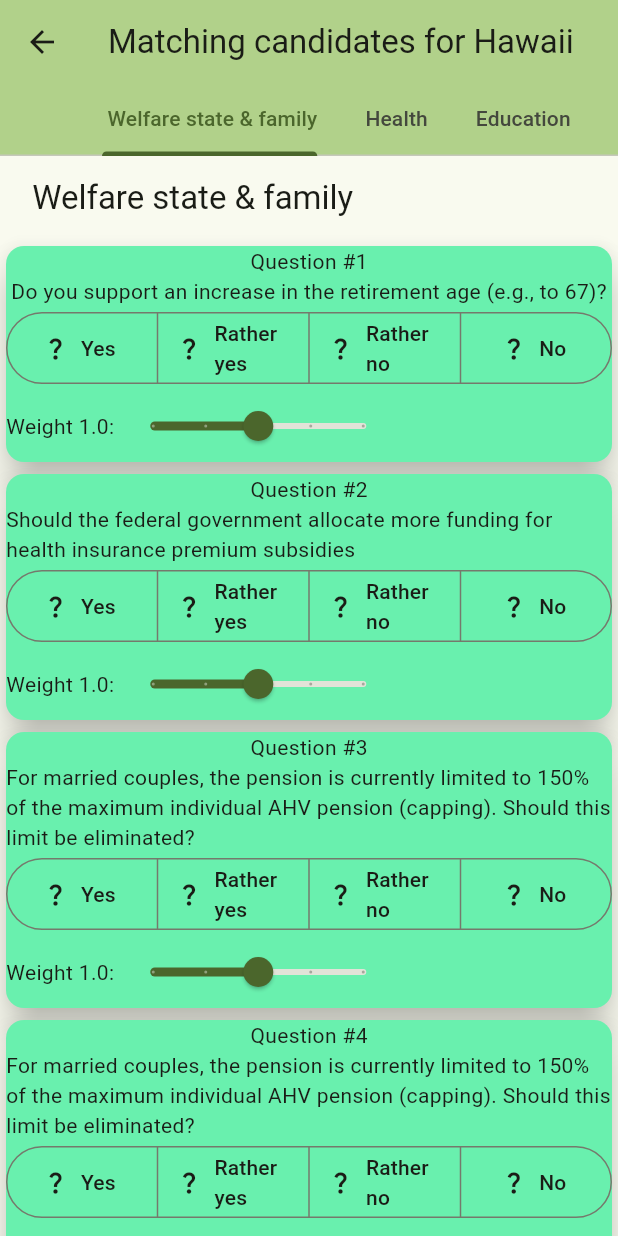
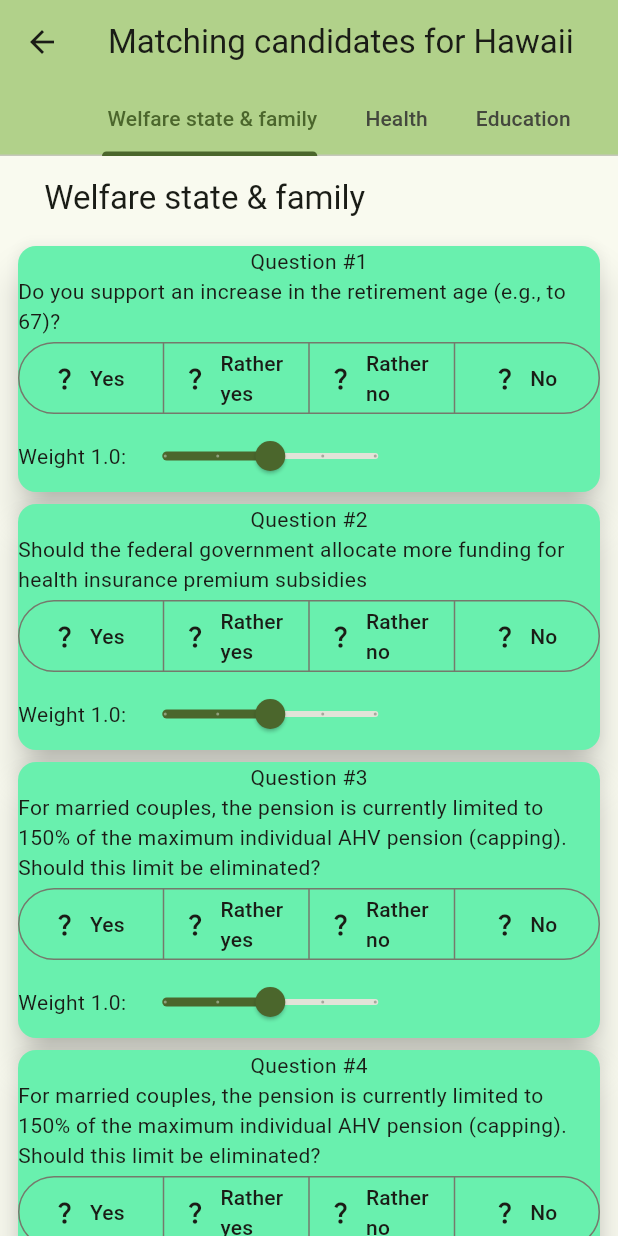
Before and after one commit to jirisemecky/elections_match, a Flutter app: the MatchingScreen screen opened directly with sample values from the repository, on a phone screen of 412 x 824 dp. Run offline on Flutter 3.47's test engine with Material 3 defaults, Android fonts, the light colour scheme and no system bars.

Commit message:
Vertical scroll of questions.
https://github.com/jirisemecky/elections_match/issues/7

```diff
--- a/lib/screens/matching_screen.dart
+++ b/lib/screens/matching_screen.dart
@@ -52,7 +52,7 @@ class _MatchingScreenState extends State<MatchingScreen> with SingleTickerProvid
     for (final g in widget.elections.questionGroups) {
       children.add(buildGroupWidget(context, g, i++, widget.elections.questionGroups.length));
     }
-    return TabBarView(controller: _tabController,children: children);
+    return TabBarView(controller: _tabController, children: children);
   }
 
   buildGroupWidget(BuildContext context, QuestionGroup group, int index, int numberOfGroups) {
@@ -70,7 +70,8 @@ class _MatchingScreenState extends State<MatchingScreen> with SingleTickerProvid
         ElevatedButton(onPressed: () => submitAnswers(context), child: const Text('Submit'))
     ]);
 
-    return Column(
+    return ListView(
+      padding: const EdgeInsets.symmetric(vertical: 0, horizontal: 8),
         children: <Widget>[AppBar(automaticallyImplyLeading: false, title: Text(group.name))] +
             questionWidgets +
             [navigationRow]);
```
